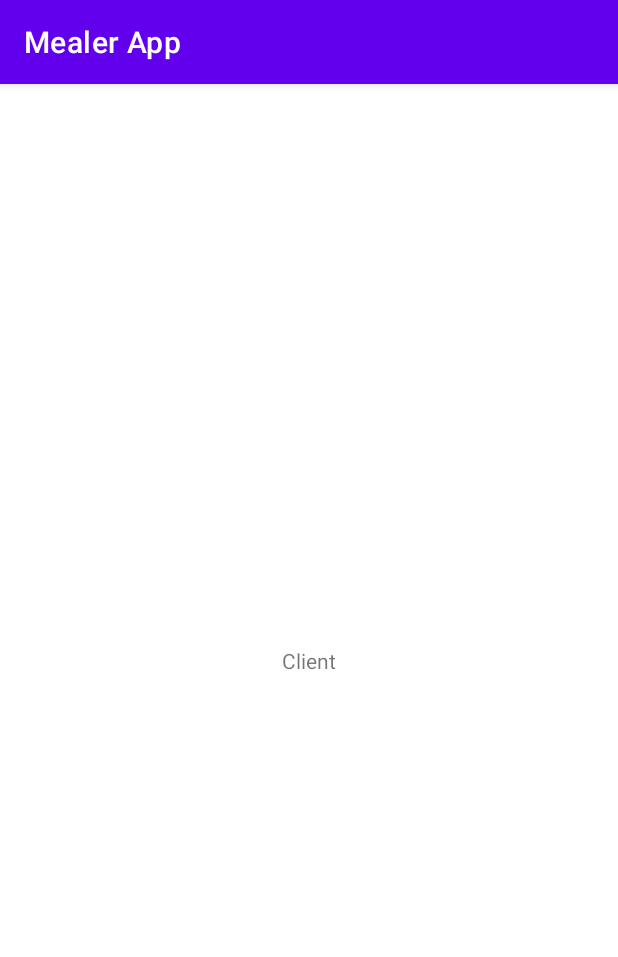
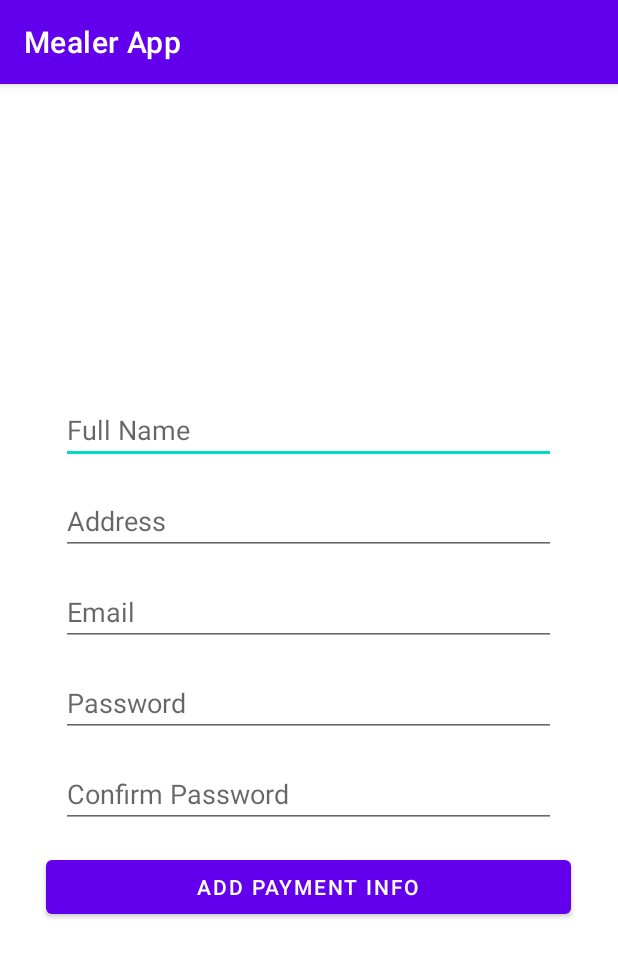
Before and after one commit to uOttawaSEGA2022/project-group-27, an Android app: the ClientActivity screen opened directly, with no data from a screen before it, on a phone screen of 412 x 824 dp. Shown: the top 957 px of the screen. Run offline under Robolectric (Android 15) with nearby library versions, the phone set to English and light mode, and no system bars.

Commit message:
Created UI for Client Registration Activity

```diff
--- a/app/src/main/res/layout/activity_client.xml
+++ b/app/src/main/res/layout/activity_client.xml
@@ -6,13 +6,81 @@
     android:layout_height="match_parent"
     tools:context=".ClientActivity">
 
-    <TextView
-        android:id="@+id/textView4"
-        android:layout_width="wrap_content"
-        android:layout_height="wrap_content"
-        android:text="Client"
+    <LinearLayout
+        android:layout_width="408dp"
+        android:layout_height="732dp"
+        android:gravity="center|center_horizontal"
+        android:orientation="vertical"
         app:layout_constraintBottom_toBottomOf="parent"
         app:layout_constraintEnd_toEndOf="parent"
         app:layout_constraintStart_toStartOf="parent"
-        app:layout_constraintTop_toTopOf="parent" />
+        app:layout_constraintTop_toTopOf="parent">
+
+        <EditText
+            android:id="@+id/editTextTextPersonName2"
+            android:layout_width="330dp"
+            android:layout_height="wrap_content"
+            android:ems="10"
+            android:hint="Full Name"
+            android:inputType="textPersonName" />
+
+        <Space
+            android:layout_width="match_parent"
+            android:layout_height="15dp" />
+
+        <EditText
+            android:id="@+id/editTextTextPostalAddress"
+            android:layout_width="330dp"
+            android:layout_height="wrap_content"
+            android:ems="10"
+            android:hint="Address"
+            android:inputType="textPostalAddress" />
+
+        <Space
+            android:layout_width="match_parent"
+            android:layout_height="15dp" />
+
+        <EditText
+            android:id="@+id/editTextTextEmailAddress2"
+            android:layout_width="330dp"
+            android:layout_height="wrap_content"
+            android:ems="10"
+            android:hint="Email"
+            android:inputType="textEmailAddress" />
+
+        <Space
+            android:layout_width="match_parent"
+            android:layout_height="15dp" />
+
+        <EditText
+            android:id="@+id/editTextTextPassword2"
+            android:layout_width="330dp"
+            android:layout_height="wrap_content"
+            android:ems="10"
+            android:hint="Password"
+            android:inputType="textPassword" />
+
+        <Space
+            android:layout_width="match_parent"
+            android:layout_height="15dp" />
+
+        <EditText
+            android:id="@+id/editTextTextPassword3"
+            android:layout_width="330dp"
+            android:layout_height="wrap_content"
+            android:ems="10"
+            android:hint="Confirm Password"
+            android:inputType="textPassword" />
+
+        <Space
+            android:layout_width="match_parent"
+            android:layout_height="15dp" />
+
+        <Button
+            android:id="@+id/button2"
+            android:layout_width="350dp"
+            android:layout_height="wrap_content"
+            android:text="Add Payment Info" />
+
+    </LinearLayout>
 </androidx.constraintlayout.widget.ConstraintLayout>
```
